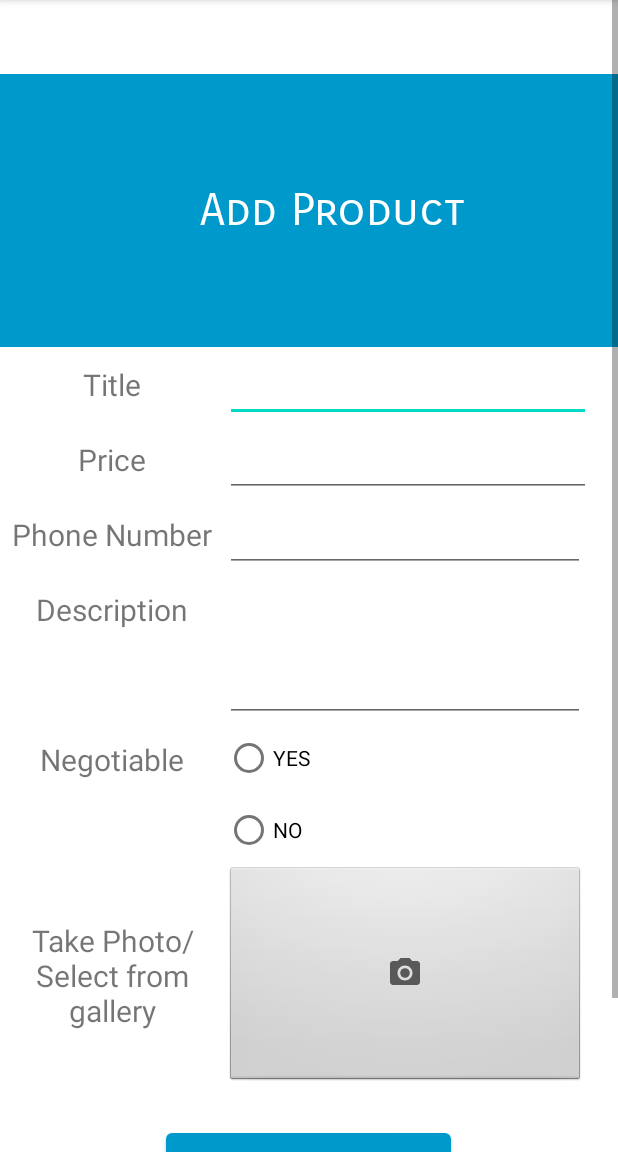
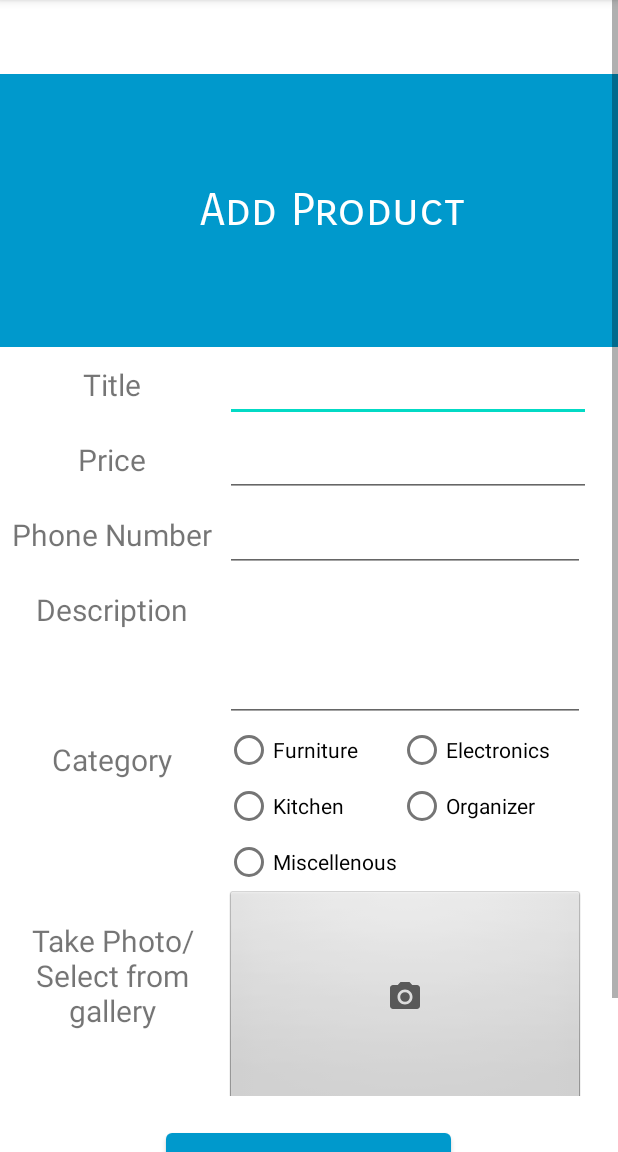
Before and after one commit to akshatshah229/MavShop, an Android app: the add_product screen opened directly, with no data from a screen before it, on a phone screen of 412 x 824 dp, the part 84-1236 px from its top. Run offline under Robolectric (Android 15) with nearby library versions, the phone set to English and light mode, and no system bars.

Commit message:
firebase_database_backend

```diff
--- a/app/src/main/AndroidManifest.xml
+++ b/app/src/main/AndroidManifest.xml
@@ -28,7 +28,7 @@
         <activity android:name=".Kitchenware" />
         <activity android:name=".Electronics" />
         <activity android:name=".Furniture" />
-        <activity android:name=".CategoryDisplay" />
+        <activity android:name=".Payment" />
         <activity android:name=".categories" />
         <activity android:name=".Login" />
         <activity android:name=".Register" />
--- a/app/src/main/java/com/example/mavshop/add_product.java
+++ b/app/src/main/java/com/example/mavshop/add_product.java
@@ -16,20 +16,30 @@ import android.view.View;
 import android.view.ViewGroup;
 import android.widget.Button;
 import android.widget.ImageView;
+import android.widget.RadioButton;
+import android.widget.TextView;
 
 import com.google.android.material.bottomnavigation.BottomNavigationView;
 
 public class add_product extends AppCompatActivity {
     ImageView imageview;
-    Button button;
+    Button button_finish;
     private static final int PICK_IMAGE = 100;
     Uri imageUri;
+    TextView name,price,phone_number,description;
+    RadioButton category;
+    FireBaseHelper fbase;
 
 
     @Override
     protected void onCreate(Bundle savedInstanceState) {
         super.onCreate(savedInstanceState);
         setContentView(R.layout.activity_add_product);
+        button_finish = findViewById(R.id.bt_finish);
+        name = findViewById(R.id.prod_title);
+        price =findViewById(R.id.prod_price);
+        phone_number = findViewById(R.id.prod_pn);
+        description = findViewById(R.id.prod_desc);
         BottomNavigationView bottomNavigationView = findViewById(R.id.navigation_menu);
         bottomNavigationView.setSelectedItemId(R.id.add_product);
         bottomNavigationView.setOnNavigationItemSelectedListener(new BottomNavigationView.OnNavigationItemSelectedListener() {
@@ -57,6 +67,23 @@ public class add_product extends AppCompatActivity {
                 openGallery();
             }
         });
+
+        button_finish.setOnClickListener(new View.OnClickListener() {
+            @Override
+            public void onClick(View v) { toPayment_Page(); }
+        });
+    }
+
+    private void toPayment_Page() {
+        String prod_name= name.getText().toString();
+        String prod_price = price.getText().toString();
+        String prod_desc = description.getText().toString();
+        String prod_phonenum = phone_number.getText().toString();
+        String prod_category = "Misc";
+        String flag = "0";
+        System.out.println("**"+imageUri);
+        Intent intent1 = new Intent(this, Payment.class);
+        startActivity(intent1);
     }
 
     private void openGallery() {
@@ -76,6 +103,7 @@ public class add_product extends AppCompatActivity {
             String picturePath = cursor.getString(columnIndex);
             cursor.close();
             imageview.setImageBitmap(BitmapFactory.decodeFile(picturePath));
+
         }
     }
 
--- a/app/src/main/res/layout/activity_add_product.xml
+++ b/app/src/main/res/layout/activity_add_product.xml
@@ -6,9 +6,8 @@
     android:layout_width="match_parent"
     android:layout_height="match_parent"
     tools:context=".add_product">
-<ScrollView xmlns:android="http://schemas.android.com/apk/res/android"
-    xmlns:app="http://schemas.android.com/apk/res-auto"
-    xmlns:tools="http://schemas.android.com/tools"
+
+    <ScrollView
         android:layout_width="match_parent"
         android:layout_height="match_parent"
         android:fillViewport="true">
@@ -74,8 +73,9 @@
                     android:layout_width="match_parent"
                     android:layout_height="50dp"
                     android:gravity="center"
-                android:text="Negotiable"
-                android:textSize="20sp"/>
+                    android:text="Category"
+                    android:textSize="20sp" />
+
                 <TextView
                     android:id="@+id/textextra"
                     android:layout_width="match_parent"
@@ -90,7 +90,7 @@
                     android:layout_height="138dp"
                     android:gravity="center"
                     android:text="Take Photo/Select from gallery"
-                android:textSize="20sp"/>
+                    android:textSize="20sp" />
 
 
             </LinearLayout>
@@ -137,17 +137,93 @@
                     android:gravity="start|top"
                     android:inputType="textMultiLine" />
 
-            <RadioButton
-                android:id="@+id/radioButton"
+
+                <LinearLayout
                     android:layout_width="match_parent"
                     android:layout_height="wrap_content"
-                android:text="YES" />
+                    android:weightSum="2">
+
+                    <RadioGroup
+                        android:id="@+id/radioGroup_select_first"
+                        android:layout_width="224dp"
+                        android:layout_height="37dp"
+                        android:layout_weight="1"
+                        android:orientation="horizontal">
 
                         <RadioButton
-                android:id="@+id/radioButton4"
+                            android:id="@+id/furniture_radio"
+                            android:layout_width="115dp"
+                            android:layout_height="match_parent"
+                            android:text="Furniture" />
+
+                        <RadioButton
+                            android:id="@+id/electronic_radio"
                             android:layout_width="match_parent"
                             android:layout_height="wrap_content"
-                android:text="NO" />
+                            android:text="Electronics" />
+
+
+                    </RadioGroup>
+
+
+                </LinearLayout>
+
+                <LinearLayout
+                    android:layout_width="match_parent"
+                    android:layout_height="wrap_content"
+                    android:weightSum="2"
+
+                    >
+
+                    <RadioGroup
+                        android:id="@+id/radioGroup_select_second"
+                        android:layout_width="224dp"
+                        android:layout_height="37dp"
+                        android:layout_weight="1"
+                        android:orientation="horizontal">
+
+                        <RadioButton
+                            android:id="@+id/kitchen_radio"
+                            android:layout_width="115dp"
+                            android:layout_height="match_parent"
+                            android:text="Kitchen" />
+
+                        <RadioButton
+                            android:id="@+id/organizer_radio"
+                            android:layout_width="128dp"
+                            android:layout_height="match_parent"
+                            android:text="Organizer" />
+
+                    </RadioGroup>
+
+
+                </LinearLayout>
+
+                <LinearLayout
+                    android:layout_width="match_parent"
+                    android:layout_height="wrap_content"
+                    android:weightSum="2"
+
+                    >
+
+                    <RadioGroup
+                        android:id="@+id/radioGroup_select"
+                        android:layout_width="224dp"
+                        android:layout_height="37dp"
+                        android:layout_weight="1"
+                        android:orientation="horizontal">
+
+                        <RadioButton
+                            android:id="@+id/misc_radio"
+                            android:layout_width="115dp"
+                            android:layout_height="match_parent"
+                            android:text="Miscellenous" />
+
+
+                    </RadioGroup>
+
+
+                </LinearLayout>
 
                 <ImageView
                     android:id="@+id/imageview"
```
Also changed, not shown: app/src/main/java/com/example/mavshop/Login.java (+82 -5 lines), app/src/main/java/com/example/mavshop/categories.java (+4 -4 lines), app/src/main/res/layout/activity_login.xml (+13 -1 lines), app/src/main/res/layout/activity_popup_window.xml (added, +78 -0 lines). Lines whose indentation alone changed are shown as unchanged.
